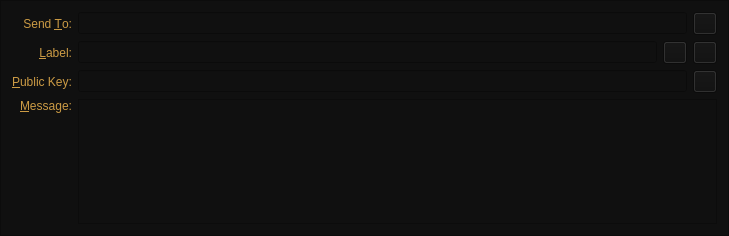
Old version of the form src/qt/forms/sendmessagesentry.ui in the repository CryptoCoderz/DigitalNote.
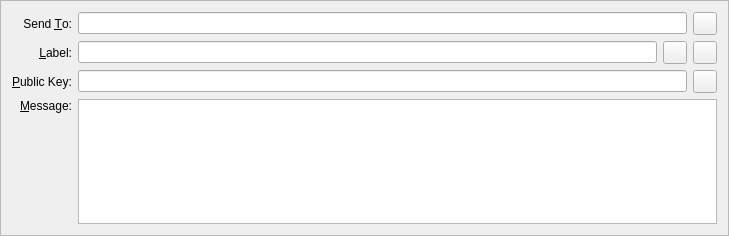
New version of the form. Icons and pictures are not drawn. Custom widgets are drawn as their Qt base class.

```diff
--- a/src/qt/forms/sendmessagesentry.ui
+++ b/src/qt/forms/sendmessagesentry.ui
@@ -14,8 +14,7 @@
    <string>Form</string>
   </property>
   <property name="styleSheet">
-   <string notr="true">color: rgb(204, 155, 68);
-background-color: rgb(16, 16, 16);</string>
+   <string notr="true"/>
   </property>
   <property name="frameShape">
    <enum>QFrame::StyledPanel</enum>
```
